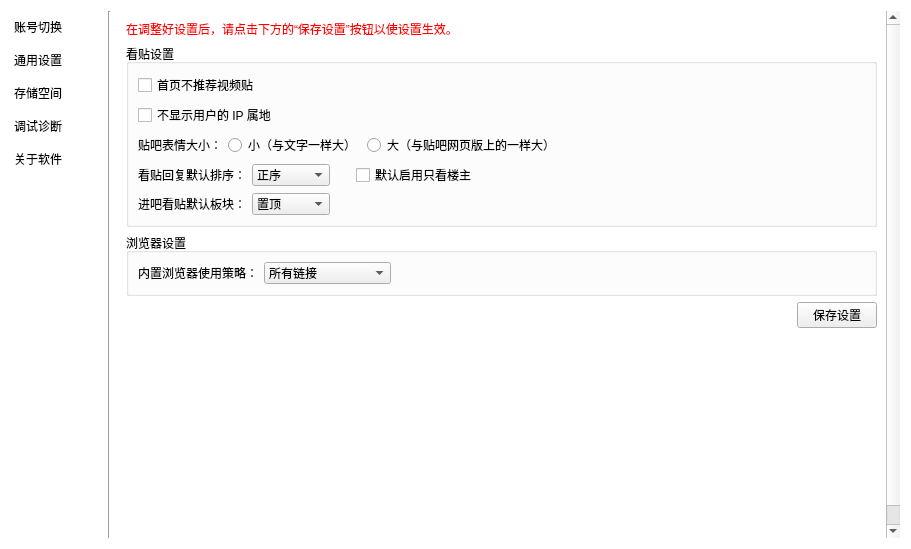
The window that resf/settings.ui (clb-128258/TiebaDesktop) describes before a commit, drawn with Qt 5.
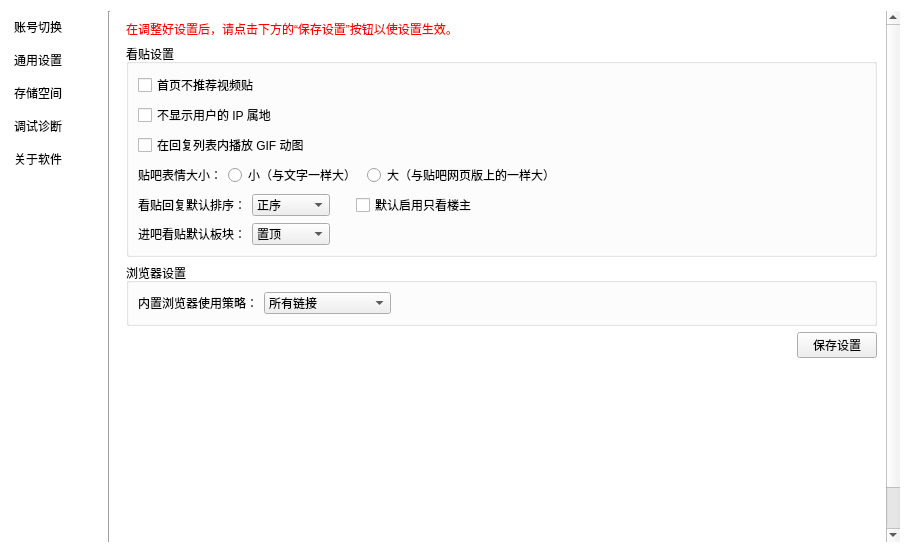
The same window after the commit. The open tabs and pages were chosen to show the change.

Diff of the .ui file:
```diff
--- a/resf/settings.ui
+++ b/resf/settings.ui
@@ -7,7 +7,7 @@
     <x>0</x>
     <y>0</y>
     <width>911</width>
-    <height>549</height>
+    <height>553</height>
    </rect>
   </property>
   <property name="windowTitle">
@@ -84,7 +84,7 @@
         <x>0</x>
         <y>0</y>
         <width>787</width>
-        <height>531</height>
+        <height>535</height>
        </rect>
       </property>
       <property name="styleSheet">
@@ -167,7 +167,7 @@
             <number>9</number>
            </property>
            <item row="1" column="0">
-            <widget class="QGroupBox" name="">
+            <widget class="QGroupBox" name="groupBox">
              <property name="title">
               <string>看贴设置</string>
              </property>
@@ -185,7 +185,7 @@
                 </property>
                </widget>
               </item>
-              <item row="5" column="0" colspan="2">
+              <item row="6" column="0" colspan="2">
                <layout class="QHBoxLayout" name="horizontalLayout_6" stretch="0,0,0">
                 <item>
                  <widget class="QLabel" name="label_14">
@@ -252,6 +252,34 @@
                </widget>
               </item>
               <item row="4" column="0" colspan="2">
+               <layout class="QHBoxLayout" name="horizontalLayout_2" stretch="0,0,1">
+                <item>
+                 <widget class="QLabel" name="label_10">
+                  <property name="toolTip">
+                   <string>&lt;html&gt;&lt;head/&gt;&lt;body&gt;&lt;p&gt;选择看贴时文字内容中贴吧表情的大小。&lt;/p&gt;&lt;/body&gt;&lt;/html&gt;</string>
+                  </property>
+                  <property name="text">
+                   <string>贴吧表情大小：</string>
+                  </property>
+                 </widget>
+                </item>
+                <item>
+                 <widget class="QRadioButton" name="radioButton">
+                  <property name="text">
+                   <string>小（与文字一样大）</string>
+                  </property>
+                 </widget>
+                </item>
+                <item>
+                 <widget class="QRadioButton" name="radioButton_2">
+                  <property name="text">
+                   <string>大（与贴吧网页版上的一样大）</string>
+                  </property>
+                 </widget>
+                </item>
+               </layout>
+              </item>
+              <item row="5" column="0" colspan="2">
                <layout class="QHBoxLayout" name="horizontalLayout_5" stretch="0,0,0,0,0">
                 <item>
                  <widget class="QLabel" name="label_13">
@@ -321,32 +349,14 @@
                </layout>
               </item>
               <item row="3" column="0" colspan="2">
-               <layout class="QHBoxLayout" name="horizontalLayout_2" stretch="0,0,1">
-                <item>
-                 <widget class="QLabel" name="label_10">
-                  <property name="toolTip">
-                   <string>&lt;html&gt;&lt;head/&gt;&lt;body&gt;&lt;p&gt;选择看贴时文字内容中贴吧表情的大小。&lt;/p&gt;&lt;/body&gt;&lt;/html&gt;</string>
-                  </property>
-                  <property name="text">
-                   <string>贴吧表情大小：</string>
-                  </property>
-                 </widget>
-                </item>
-                <item>
-                 <widget class="QRadioButton" name="radioButton">
-                  <property name="text">
-                   <string>小（与文字一样大）</string>
-                  </property>
-                 </widget>
-                </item>
-                <item>
-                 <widget class="QRadioButton" name="radioButton_2">
-                  <property name="text">
-                   <string>大（与贴吧网页版上的一样大）</string>
-                  </property>
-                 </widget>
-                </item>
-               </layout>
+               <widget class="QCheckBox" name="checkBox_12">
+                <property name="toolTip">
+                 <string>&lt;html&gt;&lt;head/&gt;&lt;body&gt;&lt;p&gt;勾选后，贴子回复列表中的 GIF 图片内容将会在预览窗格内自动播放。&lt;/p&gt;&lt;p&gt;在关闭此选项时，GIF 图片仍会被加载，但是不会自动开始播放，需要用户手动开始播放。&lt;/p&gt;&lt;p&gt;如此选项导致程序性能不佳，请尝试关闭此选项。&lt;/p&gt;&lt;/body&gt;&lt;/html&gt;</string>
+                </property>
+                <property name="text">
+                 <string>在回复列表内播放 GIF 动图</string>
+                </property>
+               </widget>
               </item>
              </layout>
             </widget>
```
Left out of the diff: 28 changed lines with no effect on the pictures.
